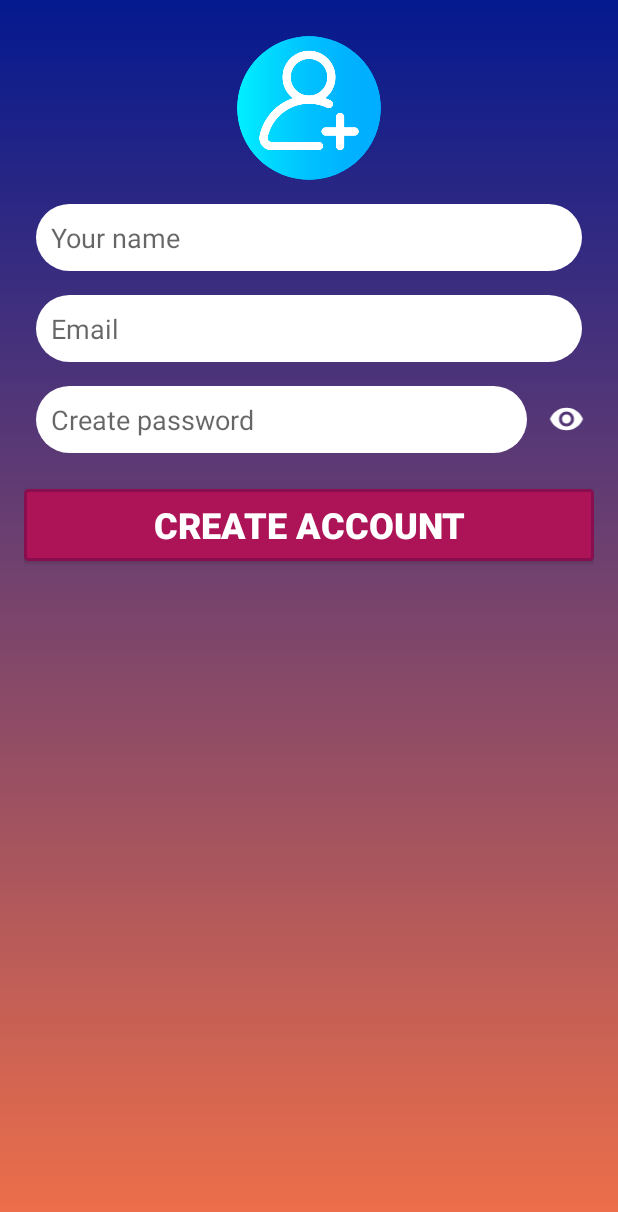
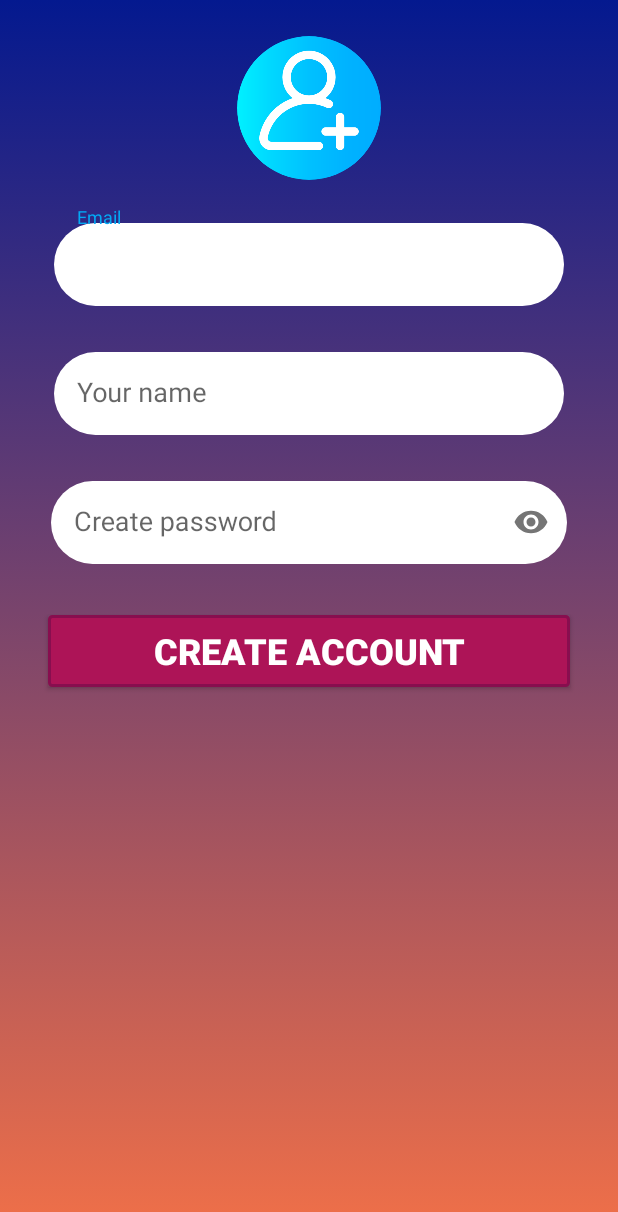
Before and after one commit to Lpwoowatpokpt/QuizTemplate, an Android app: the layout activity_sign_up.xml on its own in the app's theme, with its tools: preview values and no code run, on a phone screen of 412 x 824 dp. Shown: the top 1212 px of the screen. Run offline under Robolectric (Android 15) with nearby library versions, the phone set to English and light mode, and no system bars.

```diff
--- a/app/src/main/java/com/lpwoowatpokpt/quiztemplate/UI/Login/LoginActivity.java
+++ b/app/src/main/java/com/lpwoowatpokpt/quiztemplate/UI/Login/LoginActivity.java
@@ -137,9 +137,16 @@ public class LoginActivity extends AppCompatActivity implements GoogleApiClient.
         setContentView(R.layout.activity_login);
 
         sign_in_btn = findViewById(R.id.sign_in_btn);
-        sign_in_btn.setOnClickListener(this);
+
         sign_up_btn = findViewById(R.id.sign_up_btn);
-        sign_up_btn.setOnClickListener(this);
+        sign_up_btn.setOnClickListener(new View.OnClickListener() {
+            @Override
+            public void onClick(View v) {
+                Intent intent = new Intent(LoginActivity.this, SignUpActivity.class);
+                startActivity(intent);
+                finish();
+            }
+        });
 
         auth = FirebaseAuth.getInstance();
         users = Common.getDatabase().getReference(Common.USERS);
@@ -237,11 +244,6 @@ public class LoginActivity extends AppCompatActivity implements GoogleApiClient.
     @Override
     public void onClick(View v) {
     switch (v.getId()){
-        case R.id.btn_sign_up:
-            Intent intent = new Intent(LoginActivity.this, SignUpActivity.class);
-            startActivity(intent);
-            finish();
-            break;
         case R.id.anonimus_button:
             ContinueAnonimus();
             break;
--- a/app/src/main/java/com/lpwoowatpokpt/quiztemplate/UI/Login/SignUpActivity.java
+++ b/app/src/main/java/com/lpwoowatpokpt/quiztemplate/UI/Login/SignUpActivity.java
@@ -1,8 +1,12 @@
 package com.lpwoowatpokpt.quiztemplate.UI.Login;
 
 import android.content.Context;
+import android.content.Intent;
+import android.support.design.widget.TextInputEditText;
 import android.support.v7.app.AppCompatActivity;
 import android.os.Bundle;
+import android.text.InputType;
+import android.view.View;
 import android.widget.Button;
 import android.widget.EditText;
 import android.widget.ImageView;
@@ -21,7 +25,7 @@ public class SignUpActivity extends AppCompatActivity {
 
     //sign_in_dialogue
     CircleImageView addAvatarBtn;
-    EditText edt_email, edt_username, edt_password;
+    TextInputEditText edt_email, edt_userName, edt_password;
     ImageView btn_switch_pass_visibility;
     Button create_account_btn;
 
@@ -41,5 +45,15 @@ public class SignUpActivity extends AppCompatActivity {
                 .setFontAttrId(R.attr.fontPath)
                 .build());
         setContentView(R.layout.activity_sign_up);
+
+
+    }
+
+    @Override
+    public void onBackPressed() {
+        super.onBackPressed();
+        Intent intent = new Intent(SignUpActivity.this, LoginActivity.class);
+        startActivity(intent);
+        finish();
     }
 }
--- a/app/src/main/res/layout/activity_sign_up.xml
+++ b/app/src/main/res/layout/activity_sign_up.xml
@@ -11,75 +11,76 @@
 
     <de.hdodenhof.circleimageview.CircleImageView
         android:id="@+id/userAvatarPreview"
+        android:foreground="?android:attr/selectableItemBackground"
+        android:clickable="true"
+        android:focusable="true"
         android:layout_width="96dp"
         android:layout_height="96dp"
         android:src="@drawable/addavatar"
         android:layout_gravity="center_horizontal"
         android:layout_margin="8dp"
         app:border_color="@color/colorAccent"
-        app:border_width="2dp"/>
+        app:border_width="2dp"
+        tools:ignore="UnusedAttribute" />
 
-    <EditText
-        android:layout_margin="8dp"
+    <android.support.design.widget.TextInputLayout
         android:padding="10dp"
+        android:id="@+id/edtEmailLayout"
+        android:layout_width="match_parent"
+        android:layout_height="wrap_content">
+
+        <android.support.design.widget.TextInputEditText
+            android:id="@+id/edtEmail"
+            android:padding="15dp"
             android:ems="10"
             android:layout_marginStart="10dp"
             android:layout_marginEnd="10dp"
             android:background="@drawable/input_background"
-        android:id="@+id/edt_username"
-        android:inputType="textAutoCorrect"
-        android:hint="@string/username"
             android:layout_width="match_parent"
             android:layout_height="wrap_content"
-        android:importantForAutofill="no"
-        tools:ignore="UnusedAttribute" />
+            android:hint="@string/email"
+            android:inputType="textEmailAddress"/>
+    </android.support.design.widget.TextInputLayout>
 
-    <EditText
-        android:layout_margin="8dp"
+    <android.support.design.widget.TextInputLayout
         android:padding="10dp"
+        android:id="@+id/edtNameLayout"
+        android:layout_width="match_parent"
+        android:layout_height="wrap_content">
+
+        <android.support.design.widget.TextInputEditText
+            android:id="@+id/edtName"
+            android:padding="15dp"
             android:ems="10"
             android:layout_marginStart="10dp"
             android:layout_marginEnd="10dp"
             android:background="@drawable/input_background"
-        android:id="@+id/edt_email"
-        android:inputType="textEmailAddress"
-        android:hint="@string/email"
             android:layout_width="match_parent"
             android:layout_height="wrap_content"
-        android:importantForAutofill="no"
-        tools:ignore="UnusedAttribute" />
+            android:hint="@string/username"
+            android:inputType="textAutoCorrect"/>
+    </android.support.design.widget.TextInputLayout>
 
-    <LinearLayout
-        android:weightSum="10"
-        android:orientation="horizontal"
+    <android.support.design.widget.TextInputLayout
+        android:id="@+id/etPasswordLayout"
+        android:padding="10dp"
         android:layout_width="match_parent"
-        android:layout_height="wrap_content">
+        android:layout_height="wrap_content"
+        app:passwordToggleEnabled="true">
 
-        <EditText
+        <android.support.design.widget.TextInputEditText
+            android:id="@+id/edtPassword"
             android:layout_margin="8dp"
-            android:padding="10dp"
+            android:padding="15dp"
             android:ems="10"
             android:layout_marginStart="10dp"
             android:layout_marginEnd="10dp"
             android:background="@drawable/input_background"
-            android:id="@+id/edt_password"
-            android:inputType="textPassword"
+            android:layout_width="match_parent"
+            android:layout_height="wrap_content"
             android:hint="@string/create_password"
-            android:layout_width="0dp"
-            android:layout_weight="9"
-            android:layout_height="wrap_content"
-            android:importantForAutofill="no"
-            tools:ignore="UnusedAttribute" />
-
-        <ImageView
-            android:id="@+id/switch_show_pass"
-            android:src="@drawable/ic_visibility_white_24dp"
-            android:layout_gravity="center"
-            android:layout_width="0dp"
-            android:layout_weight="1"
-            android:layout_height="wrap_content" />
-
-    </LinearLayout>
+            android:inputType="textPassword"/>
+    </android.support.design.widget.TextInputLayout>
 
     <Button
         android:id="@+id/btn_sign_up"
@@ -88,6 +89,8 @@
         android:textSize="24sp"
         android:textStyle="bold"
         android:layout_marginTop="16dp"
+        android:layout_marginStart="16dp"
+        android:layout_marginEnd="16dp"
         android:background="@drawable/btn_highlight_background"
         android:layout_width="match_parent"
         android:layout_height="wrap_content" />
```
Lines whose indentation alone changed are shown as unchanged.
